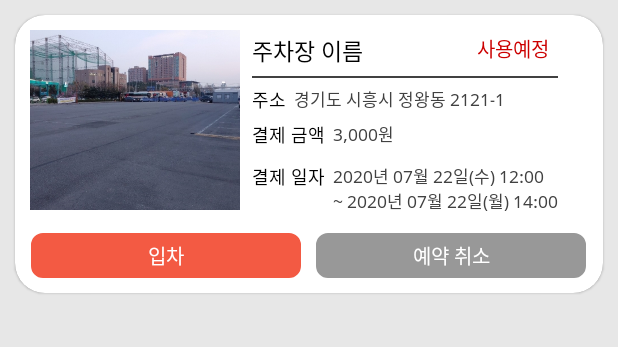
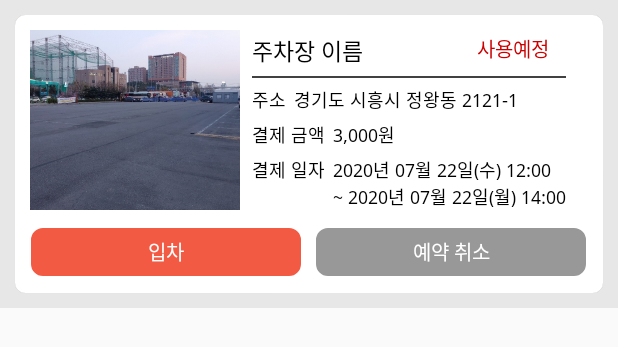
Before and after one commit to surimLee/PeterParker, an Android app: the layout booking_list_item.xml on its own in the app's theme, with its tools: preview values and no code run, on a phone screen of 412 x 824 dp. Shown: the top 347 px of the screen. Run offline under Robolectric (Android 15) with nearby library versions, the phone set to English and light mode, and no system bars.

Commit message:
Temp commit 08051320

```diff
--- a/app/build.gradle
+++ b/app/build.gradle
@@ -40,4 +40,5 @@ dependencies {
     implementation 'jp.wasabeef:blurry:2.1.1'
     implementation 'com.github.navasmdc:MaterialDesign:1.5@aar'
     implementation 'de.hdodenhof:circleimageview:3.0.0'
+    implementation 'com.android.support:recyclerview-v7:30.1.+'
 }
--- a/app/src/main/res/layout/booking_list_item.xml
+++ b/app/src/main/res/layout/booking_list_item.xml
@@ -4,7 +4,7 @@
     xmlns:bind="http://schemas.android.com/tools"
     android:orientation="vertical"
     android:layout_width="match_parent"
-    android:layout_height="match_parent"
+    android:layout_height="wrap_content"
     android:background="@color/lightgray">
 
     <androidx.cardview.widget.CardView
@@ -14,10 +14,11 @@
         android:layout_marginHorizontal="10dp"
         android:layout_marginVertical="10dp"
         android:layout_marginBottom="50dp"
-        app:cardCornerRadius="20dp"
+        app:cardCornerRadius="7dp"
         app:cardElevation="1dp">
 
         <ImageView
+            android:id="@+id/parkinglotImage"
             android:layout_width="140dp"
             android:layout_height="120dp"
             android:adjustViewBounds="true"
@@ -37,6 +38,7 @@
                     android:layout_height="wrap_content">
 
                     <TextView
+                        android:id="@+id/parkinglotName"
                         android:layout_width="150dp"
                         android:layout_height="wrap_content"
                         android:text="주차장 이름"
@@ -46,6 +48,7 @@
                         android:textSize="15sp" />
 
                     <TextView
+                        android:id="@+id/status"
                         android:layout_width="wrap_content"
                         android:layout_height="wrap_content"
                         android:text="사용예정"
@@ -55,7 +58,6 @@
                 </LinearLayout>
 
                 <View
-                    android:id="@+id/view"
                     android:layout_width="match_parent"
                     android:layout_height="1dp"
                     android:layout_alignParentTop="true"
@@ -77,14 +79,15 @@
                         android:textSize="12sp" />
 
                     <TextView
+                        android:id="@+id/parkinglotAddress"
                         android:layout_width="wrap_content"
                         android:layout_height="wrap_content"
                         android:layout_gravity="center_vertical"
                         android:layout_marginLeft="5dp"
                         android:text="경기도 시흥시 정왕동 2121-1 "
                         android:fontFamily="@font/notosans_regular"
-                        android:textColor="@color/darkgray"
-                        android:textSize="11sp" />
+                        android:textColor="#000000"
+                        android:textSize="12sp" />
 
                 </LinearLayout>
 
@@ -102,21 +105,22 @@
                         android:textSize="12sp" />
 
                     <TextView
+                        android:id="@+id/parkinglotPrice"
                         android:layout_width="wrap_content"
                         android:layout_height="wrap_content"
                         android:layout_gravity="center_vertical"
                         android:layout_marginLeft="5dp"
                         android:text="3,000원"
                         android:fontFamily="@font/notosans_regular"
-                        android:textColor="@color/darkgray"
-                        android:textSize="11sp" />
+                        android:textColor="#000000"
+                        android:textSize="12sp" />
 
                 </LinearLayout>
 
                 <LinearLayout
                     android:layout_width="wrap_content"
                     android:layout_height="wrap_content"
-                    android:layout_marginTop="10dp">
+                    android:layout_marginTop="5dp">
 
                     <TextView
                         android:layout_width="wrap_content"
@@ -127,14 +131,15 @@
                         android:textSize="12sp" />
 
                     <TextView
+                        android:id="@+id/parkinglotSchedule"
                         android:layout_width="wrap_content"
                         android:layout_height="wrap_content"
                         android:layout_gravity="center_vertical"
                         android:layout_marginLeft="5dp"
                         android:text="2020년 07월 22일(수) 12:00\n~ 2020년 07월 22일(월) 14:00"
                         android:fontFamily="@font/notosans_regular"
-                        android:textColor="@color/darkgray"
-                        android:textSize="11sp" />
+                        android:textColor="#000000"
+                        android:textSize="12sp" />
 
                 </LinearLayout>
             </LinearLayout>
@@ -142,13 +147,13 @@
         <LinearLayout
             android:layout_width="wrap_content"
             android:layout_height="wrap_content"
+            android:layout_marginTop="142dp"
             android:layout_gravity="center_horizontal">
 
             <Button
                 style="?android:attr/borderlessButtonStyle"
                 android:layout_width="180dp"
-                android:layout_height="30dp"
-                android:layout_marginTop="145dp"
+                android:layout_height="32dp"
                 android:background="@drawable/btn_orange"
                 android:fontFamily="@font/notosans_regular"
                 android:text="입차"
@@ -158,9 +163,9 @@
             <Button
                 style="?android:attr/borderlessButtonStyle"
                 android:layout_width="180dp"
-                android:layout_height="30dp"
+                android:layout_height="32dp"
                 android:layout_marginLeft="10dp"
-                android:layout_marginTop="145dp"
+
                 android:background="@drawable/btn_gray"
                 android:fontFamily="@font/notosans_regular"
                 android:text="예약 취소"
--- a/app/src/main/res/values/colors.xml
+++ b/app/src/main/res/values/colors.xml
@@ -4,6 +4,7 @@
     <color name="colorPrimaryDark">#000000</color>
     <color name="colorTintRed">#EB3349</color>
     <color name="colorTintOrange">#F35A43</color>
+    <color name="colorTintDarkOrange">#B64738</color>
     <color name="White">#FFFFFF</color>
     <color name="colorAccent">#969696</color>
     <color name="darkgray">#414141</color>
```
Also changed, not shown: app/src/main/java/kr/co/waytech/peterparker/MainActivity.java (+33 -0 lines), app/src/main/java/kr/co/waytech/peterparker/adapter/RecentBookingAdapter.java (added, +70 -0 lines), app/src/main/java/kr/co/waytech/peterparker/fragment/BookingListFragment.java (+9 -2 lines), app/src/main/java/kr/co/waytech/peterparker/model/RecentBooking.java (added, +72 -0 lines), app/src/main/res/layout/fragment_bookinglist.xml (+8 -10 lines), app/src/main/res/drawable/parkinglot2.png (added), app/src/main/res/drawable/parkinglot3.png (added), app/src/main/res/drawable/parkinglot4.png (added), app/src/main/res/drawable/parkinglot5.png (added).
